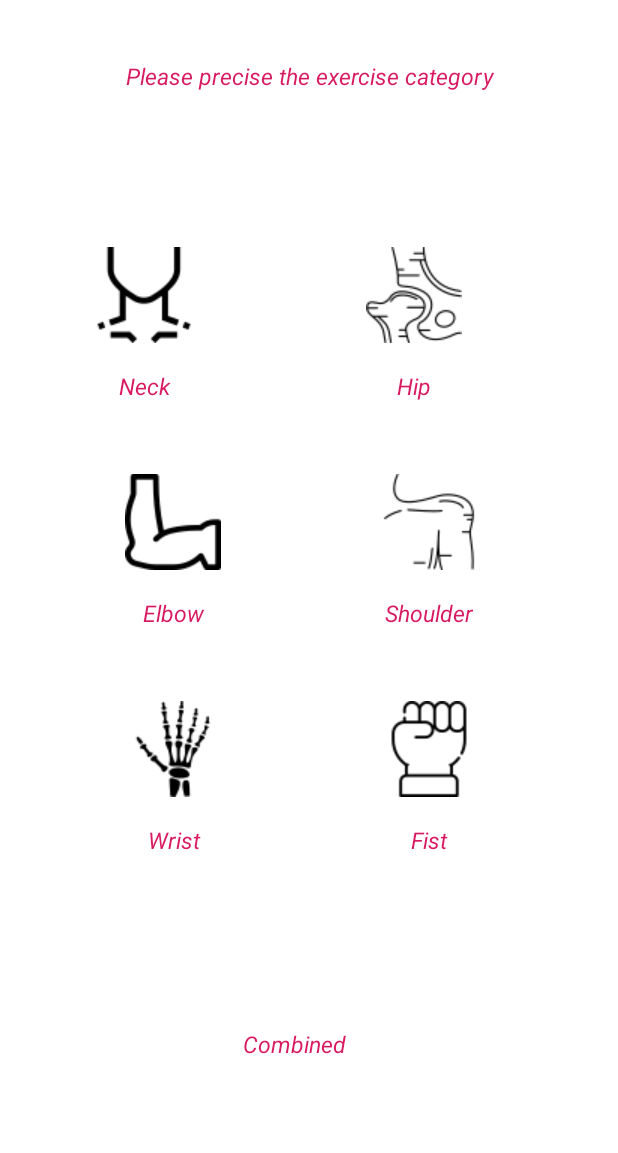
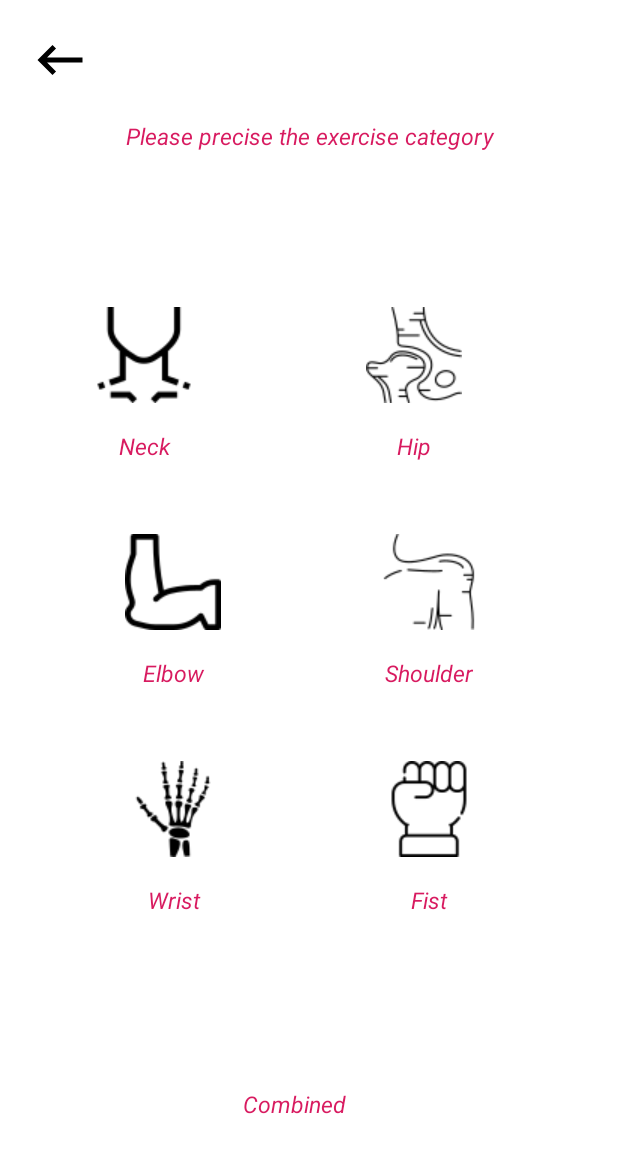
Before and after one commit to Moufdi96/Internship-Poject, an Android app: the MovementCategoryActivity screen opened directly, with no data from a screen before it, on a phone screen of 412 x 824 dp. Shown: the top 1153 px of the screen. Run offline under Robolectric (Android 15) with nearby library versions, the phone set to English and light mode, and no system bars.

Commit message:
damn it still cleaning up the merge mess !!

```diff
--- a/PepperApp/app/src/main/java/com/example/pepperapp/Controller/MovementCategoryActivity.java
+++ b/PepperApp/app/src/main/java/com/example/pepperapp/Controller/MovementCategoryActivity.java
@@ -22,7 +22,6 @@ public class MovementCategoryActivity extends AppCompatActivity {
     private ImageButton mBElbow;
     private ImageButton mBCombined;
     private ImageButton mBBack;
-    //riiiiiiiiiip
     private TextView mTHip;
     private TextView mTShoulder;
     private TextView mTFist;
@@ -122,8 +121,7 @@ public class MovementCategoryActivity extends AppCompatActivity {
         this.mBBack.setOnClickListener(new View.OnClickListener() {
             @Override
             public void onClick(View v) {
-                mChangeActivityIntent = new Intent(MovementCategoryActivity.this,MainActivity.class);
-                startActivity(mChangeActivityIntent);
+               onBackPressed();
             }
         });
     }
--- /dev/null
+++ b/PepperApp/app/src/main/res/drawable/ic_close_black_24dp.xml
@@ -0,0 +1,4 @@
+<vector android:height="40dp" android:viewportHeight="24.0"
+    android:viewportWidth="24.0" android:width="40dp" xmlns:android="http://schemas.android.com/apk/res/android">
+    <path android:fillColor="#FF000000" android:pathData="M19,6.41L17.59,5 12,10.59 6.41,5 5,6.41 10.59,12 5,17.59 6.41,19 12,13.41 17.59,19 19,17.59 13.41,12z"/>
+</vector>
--- /dev/null
+++ b/PepperApp/app/src/main/res/drawable/ic_done_black_40dp.xml
@@ -0,0 +1,4 @@
+<vector android:height="40dp" android:viewportHeight="24.0"
+    android:viewportWidth="24.0" android:width="40dp" xmlns:android="http://schemas.android.com/apk/res/android">
+    <path android:fillColor="#FF000000" android:pathData="M9,16.2L4.8,12l-1.4,1.4L9,19 21,7l-1.4,-1.4L9,16.2z"/>
+</vector>
--- /dev/null
+++ b/PepperApp/app/src/main/res/drawable/ic_keyboard_backspace_black_24dp.xml
@@ -0,0 +1,4 @@
+<vector android:height="40dp" android:viewportHeight="24.0"
+    android:viewportWidth="24.0" android:width="40dp" xmlns:android="http://schemas.android.com/apk/res/android">
+    <path android:fillColor="#FF000000" android:pathData="M21,11H6.83l3.58,-3.59L9,6l-6,6 6,6 1.41,-1.41L6.83,13H21z"/>
+</vector>
--- a/PepperApp/app/src/main/res/layout/activity_movement_category.xml
+++ b/PepperApp/app/src/main/res/layout/activity_movement_category.xml
@@ -3,27 +3,27 @@
     xmlns:app="http://schemas.android.com/apk/res-auto"
     xmlns:tools="http://schemas.android.com/tools"
     android:layout_width="match_parent"
+    android:layout_height="match_parent"
     android:background="#FFFF"
-    android:layout_height="match_parent"
     android:orientation="vertical"
     tools:context="com.example.pepperapp.Controller.MovementCategoryActivity">
-    //ksdjkfbdgdb
 
-    <!--  android:src = "@drawable/ic_keyboard_backspace_black_24dp" -->
+
     <ImageButton
 
         android:id="@+id/back_button"
         android:layout_width="wrap_content"
         android:layout_height="wrap_content"
+        android:layout_margin="20dp"
         android:background="#FFFF"
-        android:layout_margin="20dp"></ImageButton>
+        android:src="@drawable/ic_keyboard_backspace_black_24dp"></ImageButton>
 
     <LinearLayout
         android:layout_width="match_parent"
         android:layout_height="wrap_content"
-        android:orientation="vertical"
         android:layout_gravity="center"
-        android:background="@android:color/white">
+        android:background="@android:color/white"
+        android:orientation="vertical">
 
         <TextView
             android:layout_width="match_parent"
@@ -38,43 +38,43 @@
         <ScrollView
             android:layout_width="match_parent"
             android:layout_height="wrap_content"
-            android:scrollbars="horizontal"
+            android:layout_marginTop="35dp"
+            android:padding="20dp"
+            android:scrollbarFadeDuration="1000"
             android:scrollbarSize="5dp"
+            android:scrollbarStyle="outsideInset"
             android:scrollbarThumbHorizontal="@color/colorAccent"
-            android:scrollbarStyle="outsideInset"
-            android:layout_marginTop="35dp"
-            android:scrollbarFadeDuration="1000"
-            android:padding="20dp">
+            android:scrollbars="horizontal">
 
             <LinearLayout
                 android:layout_width="match_parent"
                 android:layout_height="wrap_content"
-                android:orientation="vertical"
                 android:layout_marginLeft="15dp"
-                android:layout_marginRight="15dp">
+                android:layout_marginRight="15dp"
+                android:orientation="vertical">
 
                 <LinearLayout
                     android:layout_width="match_parent"
                     android:layout_height="match_parent"
-                    android:orientation="horizontal"
                     android:layout_marginTop="30dp"
-                    android:gravity="center">
+                    android:gravity="center"
+                    android:orientation="horizontal">
 
                     <LinearLayout
                         android:layout_width="wrap_content"
                         android:layout_height="wrap_content"
-                        android:orientation="vertical"
-                        android:layout_marginRight="40dp">
+                        android:layout_marginRight="40dp"
+                        android:orientation="vertical">
 
                         <ImageButton
                             android:id="@+id/b_neck"
                             android:layout_width="120dp"
                             android:layout_height="100dp"
+                            android:layout_gravity="center"
                             android:background="#FFF"
-                            android:src = "@drawable/neck"
+                            android:outlineSpotShadowColor="@android:color/black"
                             android:padding="10dp"
-                            android:layout_gravity="center"
-                            android:outlineSpotShadowColor="@android:color/black"></ImageButton>
+                            android:src="@drawable/neck"></ImageButton>
 
                         <TextView
                             android:id="@+id/t_neck"
@@ -83,27 +83,27 @@
                             android:layout_gravity="center"
                             android:gravity="center"
                             android:text="Neck"
+                            android:textColor="@color/colorAccent"
                             android:textSize="15dp"
-                            android:textStyle="italic"
-                            android:textColor="@color/colorAccent"></TextView>
+                            android:textStyle="italic"></TextView>
                     </LinearLayout>
 
                     <LinearLayout
                         android:layout_width="wrap_content"
                         android:layout_height="wrap_content"
-                        android:orientation="vertical"
                         android:layout_marginLeft="20dp"
-                        android:layout_marginRight="40dp">
+                        android:layout_marginRight="40dp"
+                        android:orientation="vertical">
 
                         <ImageButton
                             android:id="@+id/b_hip"
                             android:layout_width="120dp"
                             android:layout_height="100dp"
+                            android:layout_gravity="center"
                             android:background="#FFF"
+                            android:outlineSpotShadowColor="@android:color/black"
                             android:padding="10dp"
-                            android:src = "@drawable/hip"
-                            android:layout_gravity="center"
-                            android:outlineSpotShadowColor="@android:color/black"></ImageButton>
+                            android:src="@drawable/hip"></ImageButton>
 
                         <TextView
                             android:id="@+id/t_hip"
@@ -112,9 +112,9 @@
                             android:layout_gravity="center"
                             android:gravity="center"
                             android:text="Hip"
+                            android:textColor="@color/colorAccent"
                             android:textSize="15dp"
-                            android:textStyle="italic"
-                            android:textColor="@color/colorAccent"></TextView>
+                            android:textStyle="italic"></TextView>
                     </LinearLayout>
 
                 </LinearLayout>
@@ -122,27 +122,27 @@
                 <LinearLayout
                     android:layout_width="match_parent"
                     android:layout_height="match_parent"
-                    android:orientation="horizontal"
                     android:layout_marginTop="30dp"
-                    android:gravity="center">
+                    android:gravity="center"
+                    android:orientation="horizontal">
 
                     <LinearLayout
                         android:layout_width="wrap_content"
                         android:layout_height="wrap_content"
-                        android:orientation="vertical"
                         android:layout_marginLeft="20dp"
-                        android:layout_marginRight="40dp">
+                        android:layout_marginRight="40dp"
+                        android:orientation="vertical">
 
 
                         <ImageButton
                             android:id="@+id/b_Elbow"
                             android:layout_width="120dp"
                             android:layout_height="100dp"
-                            android:src = "@drawable/elbow"
+                            android:layout_gravity="center"
                             android:background="#FFF"
+                            android:outlineSpotShadowColor="@android:color/black"
                             android:padding="10dp"
-                            android:layout_gravity="center"
-                            android:outlineSpotShadowColor="@android:color/black"></ImageButton>
+                            android:src="@drawable/elbow"></ImageButton>
 
                         <TextView
                             android:id="@+id/t_Elbow"
@@ -151,28 +151,28 @@
                             android:layout_gravity="center"
                             android:gravity="center"
                             android:text="Elbow"
+                            android:textColor="@color/colorAccent"
                             android:textSize="15dp"
-                            android:textStyle="italic"
-                            android:textColor="@color/colorAccent"></TextView>
+                            android:textStyle="italic"></TextView>
                     </LinearLayout>
 
                     <LinearLayout
                         android:layout_width="wrap_content"
                         android:layout_height="wrap_content"
-                        android:orientation="vertical"
                         android:layout_marginLeft="20dp"
-                        android:layout_marginRight="40dp">
+                        android:layout_marginRight="40dp"
+                        android:orientation="vertical">
 
 
                         <ImageButton
                             android:id="@+id/b_shoulder"
                             android:layout_width="120dp"
                             android:layout_height="100dp"
+                            android:layout_gravity="center"
                             android:background="#FFF"
+                            android:outlineSpotShadowColor="@android:color/black"
                             android:padding="10dp"
-                            android:src = "@drawable/shoulder"
-                            android:layout_gravity="center"
-                            android:outlineSpotShadowColor="@android:color/black"></ImageButton>
+                            android:src="@drawable/shoulder"></ImageButton>
 
                         <TextView
                             android:id="@+id/t_shoulder"
@@ -181,10 +181,9 @@
                             android:layout_gravity="center"
                             android:gravity="center"
                             android:text="Shoulder"
+                            android:textColor="@color/colorAccent"
                             android:textSize="15dp"
-                            android:textStyle="italic"
-                            android:textColor="@color/colorAccent"
-                            ></TextView>
+                            android:textStyle="italic"></TextView>
                     </LinearLayout>
 
                 </LinearLayout>
@@ -192,27 +191,27 @@
                 <LinearLayout
                     android:layout_width="match_parent"
                     android:layout_height="match_parent"
-                    android:orientation="horizontal"
                     android:layout_marginTop="30dp"
-                    android:gravity="center">
+                    android:gravity="center"
+                    android:orientation="horizontal">
 
                     <LinearLayout
                         android:layout_width="wrap_content"
                         android:layout_height="wrap_content"
-                        android:orientation="vertical"
                         android:layout_marginLeft="20dp"
+                        android:layout_marginRight="40dp"
 
-                        android:layout_marginRight="40dp">
+                        android:orientation="vertical">
 
                         <ImageButton
                             android:id="@+id/b_wrist"
                             android:layout_width="120dp"
                             android:layout_height="100dp"
+                            android:layout_gravity="center"
                             android:background="#FFF"
+                            android:outlineSpotShadowColor="@android:color/black"
                             android:padding="10dp"
-                            android:src = "@drawable/skeleton"
-                            android:layout_gravity="center"
-                            android:outlineSpotShadowColor="@android:color/black"></ImageButton>
+                            android:src="@drawable/skeleton"></ImageButton>
 
                         <TextView
                             android:id="@+id/t_wrist"
@@ -221,27 +220,27 @@
                             android:layout_gravity="center"
                             android:gravity="center"
                             android:text="Wrist"
+                            android:textColor="@color/colorAccent"
                             android:textSize="15dp"
-                            android:textStyle="italic"
-                            android:textColor="@color/colorAccent"></TextView>
+                            android:textStyle="italic"></TextView>
                     </LinearLayout>
 
                     <LinearLayout
                         android:layout_width="wrap_content"
                         android:layout_height="wrap_content"
-                        android:orientation="vertical"
                         android:layout_marginLeft="20dp"
-                        android:layout_marginRight="40dp">
+                        android:layout_marginRight="40dp"
+                        android:orientation="vertical">
 
                         <ImageButton
                             android:id="@+id/b_fist"
                             android:layout_width="120dp"
                             android:layout_height="100dp"
+                            android:layout_gravity="center"
                             android:background="#FFF"
+                            android:outlineSpotShadowColor="@android:color/black"
                             android:padding="10dp"
-                            android:src = "@drawable/strength"
-                            android:layout_gravity="center"
-                            android:outlineSpotShadowColor="@android:color/black"></ImageButton>
+                            android:src="@drawable/strength"></ImageButton>
 
                         <TextView
                             android:id="@+id/t_fist"
@@ -250,9 +249,9 @@
                             android:layout_gravity="center"
                             android:gravity="center"
                             android:text="Fist"
+                            android:textColor="@color/colorAccent"
                             android:textSize="15dp"
-                            android:textStyle="italic"
-                            android:textColor="@color/colorAccent"></TextView>
+                            android:textStyle="italic"></TextView>
                     </LinearLayout>
 
                 </LinearLayout>
@@ -260,26 +259,26 @@
                 <LinearLayout
                     android:layout_width="match_parent"
                     android:layout_height="match_parent"
-                    android:orientation="horizontal"
                     android:layout_marginTop="30dp"
-                    android:gravity="center">
+                    android:gravity="center"
+                    android:orientation="horizontal">
 
                     <LinearLayout
                         android:layout_width="wrap_content"
                         android:layout_height="wrap_content"
-                        android:orientation="vertical"
+                        android:layout_marginLeft="20dp"
+                        android:layout_marginRight="40dp"
                         android:layout_marginBottom="30dp"
-                        android:layout_marginLeft="20dp"
-                        android:layout_marginRight="40dp">
+                        android:orientation="vertical">
 
                         <ImageButton
                             android:id="@+id/b_conbined"
                             android:layout_width="120dp"
                             android:layout_height="100dp"
+                            android:layout_gravity="center"
                             android:background="#FFF"
-                            android:padding="10dp"
-                            android:layout_gravity="center"
-                            android:outlineSpotShadowColor="@android:color/black"></ImageButton>
+                            android:outlineSpotShadowColor="@android:color/black"
+                            android:padding="10dp"></ImageButton>
 
                         <TextView
                             android:id="@+id/t_conbined"
@@ -287,11 +286,11 @@
                             android:layout_height="wrap_content"
                             android:layout_gravity="center"
                             android:gravity="center"
-                            android:src = "@drawable/stretching"
+                            android:src="@drawable/stretching"
                             android:text="Combined"
+                            android:textColor="@color/colorAccent"
                             android:textSize="15dp"
-                            android:textStyle="italic"
-                            android:textColor="@color/colorAccent"></TextView>
+                            android:textStyle="italic"></TextView>
                     </LinearLayout>
 
                 </LinearLayout>
```
Also changed, not shown: PepperApp/app/src/main/java/com/example/pepperapp/Controller/MovementListActivity.java (+4 -5 lines), PepperApp/app/src/main/res/drawable/ic_delete_black_24dp.xml (added, +9 -0 lines), PepperApp/app/src/main/res/drawable/ic_mode_edit_black_24dp.xml (added, +9 -0 lines), PepperApp/app/src/main/res/drawable/ic_play_arrow_black_24dp.xml (added, +9 -0 lines), PepperApp/app/src/main/res/layout/activity_movement_list.xml (+15 -15 lines).
